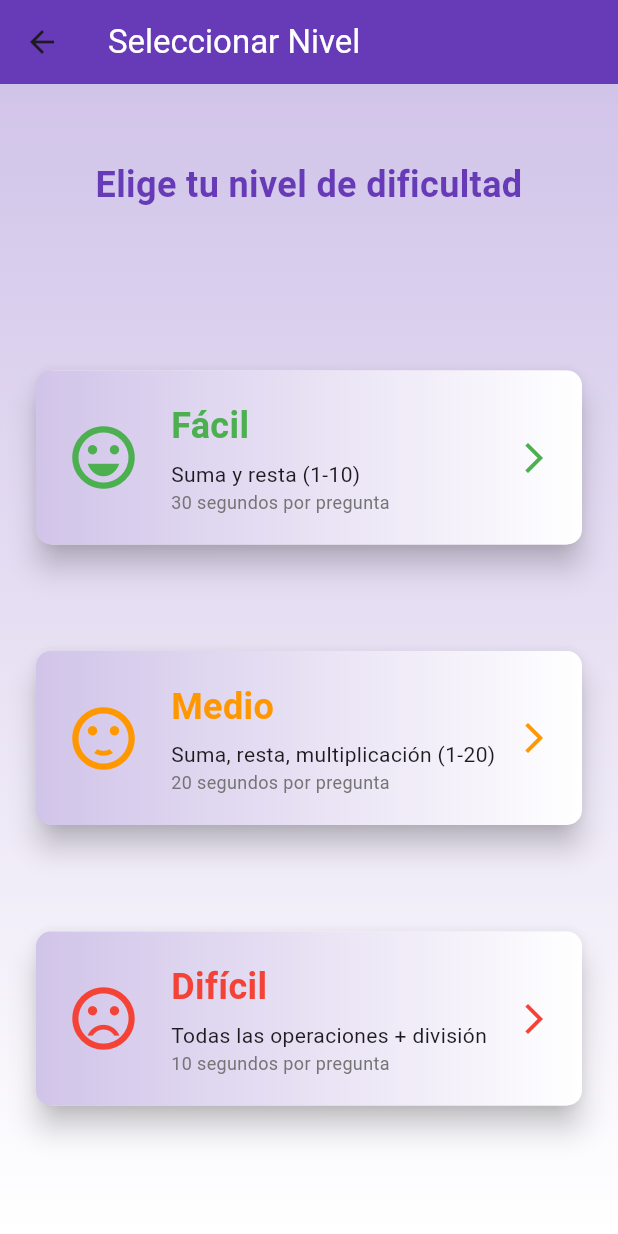
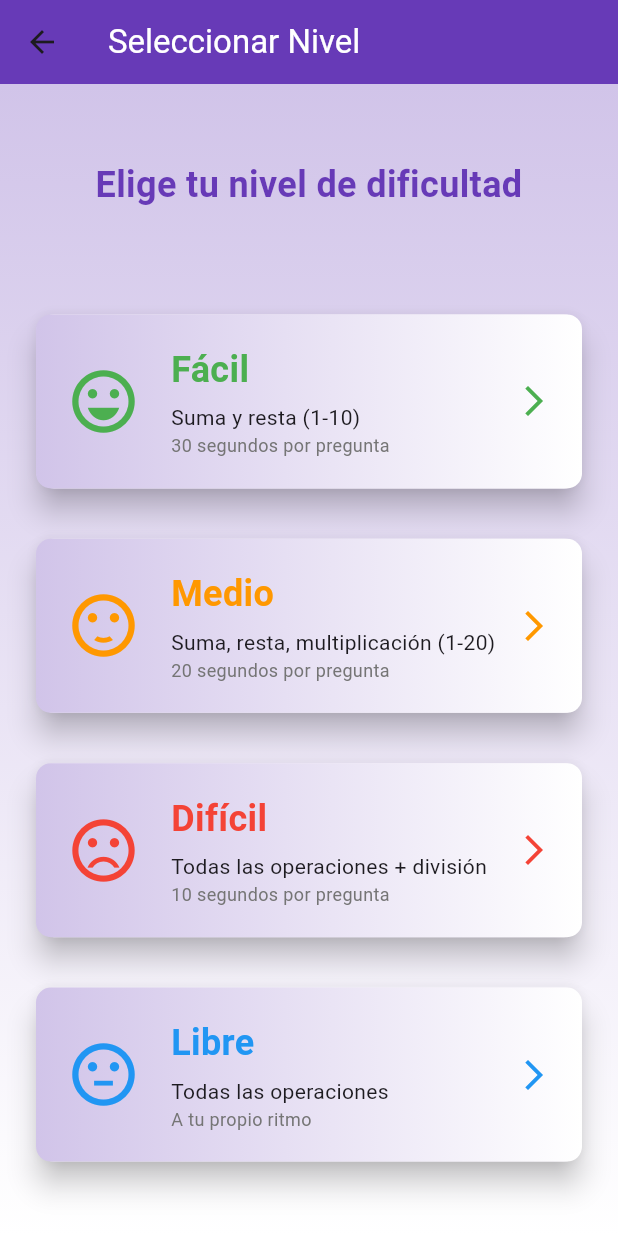
Before and after one commit to Mila21xy/DISPOSITIVOS-M-VILES, a Flutter app: the LevelSelectionScreen screen opened directly, on a phone screen of 412 x 824 dp. Run offline on Flutter 3.47's test engine with Material 3 defaults, Android fonts, the phone set to English and light mode, and no system bars.

Commit message:
Añadiendo la dificultad libre

```diff
--- a/ProyectoFinal/aventura_matematica/lib/screens/level_selection_screen.dart
+++ b/ProyectoFinal/aventura_matematica/lib/screens/level_selection_screen.dart
@@ -67,6 +67,15 @@ class LevelSelectionScreen extends StatelessWidget {
                       Colors.red,
                       Icons.sentiment_very_dissatisfied,
                       'hard',
+                    ),
+                    _buildLevelCard(
+                      context,
+                      'Libre',
+                      'Todas las operaciones',
+                      'A tu propio ritmo',
+                      Colors.blue,
+                      Icons.sentiment_neutral_outlined,
+                      'freestyle',
                     ),
                   ],
                 ),
```
